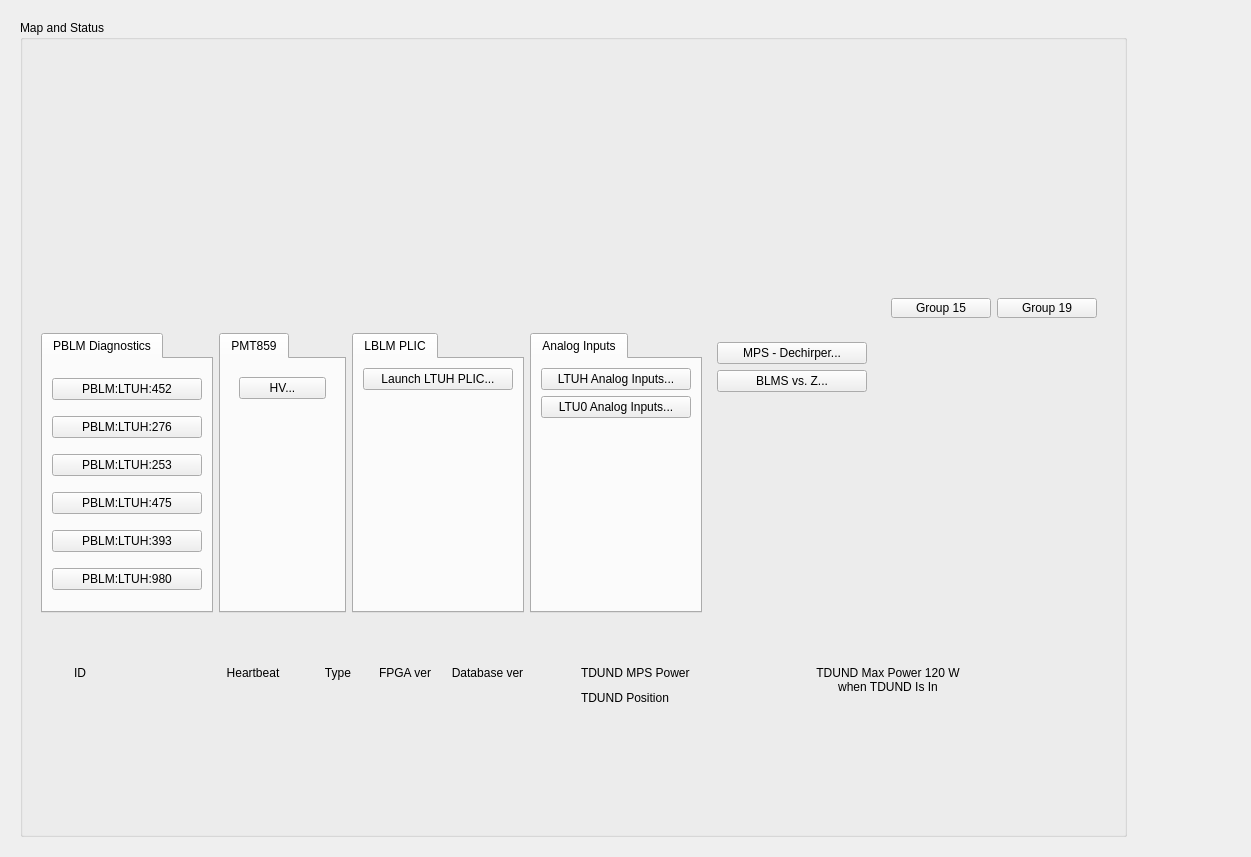
ad-build-test/pydm-mps, file ltuh_main.ui: the form before one commit.
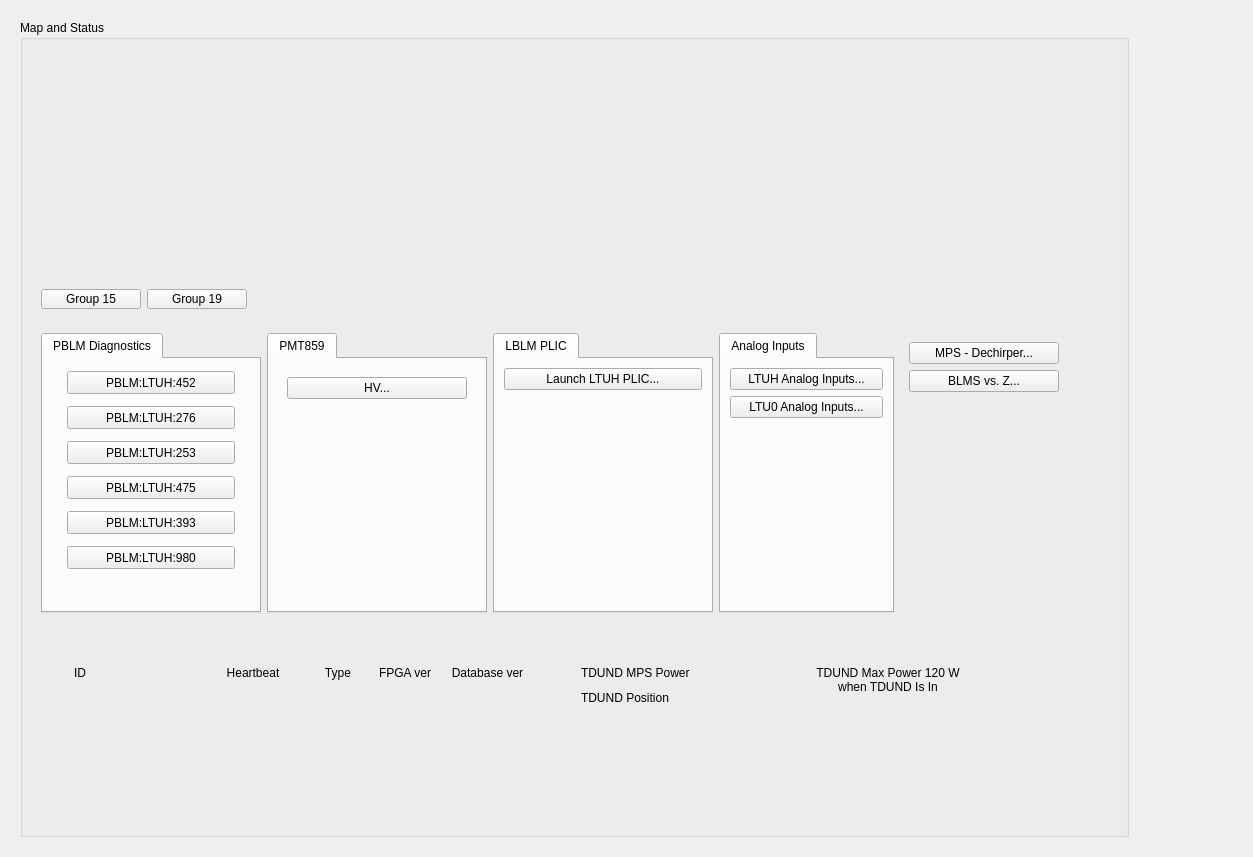
The form after the commit. Custom widgets are drawn as their Qt base class.

Patch:
```diff
--- a/ltuh_main.ui
+++ b/ltuh_main.ui
@@ -6,7 +6,7 @@
    <rect>
     <x>0</x>
     <y>0</y>
-    <width>1138</width>
+    <width>1253</width>
     <height>857</height>
    </rect>
   </property>
@@ -593,78 +593,38 @@
                 <string>PBLM Diagnostics</string>
                </attribute>
                <layout class="QGridLayout" name="gridLayout_15">
-                <item row="0" column="0">
-                 <widget class="PyDMEDMDisplayButton" name="PyDMEDMDisplayButton_10">
-                  <property name="minimumSize">
-                   <size>
-                    <width>150</width>
-                    <height>20</height>
-                   </size>
-                  </property>
-                  <property name="toolTip">
-                   <string/>
-                  </property>
-                  <property name="text">
-                   <string>PBLM:LTUH:452</string>
-                  </property>
-                  <property name="filenames" stdset="0">
-                   <stringlist>
-                    <string>$EDM/bcs/bcs_pblm_status.edl</string>
-                   </stringlist>
-                  </property>
-                  <property name="titles" stdset="0">
-                   <stringlist/>
-                  </property>
-                  <property name="showIcon" stdset="0">
-                   <bool>false</bool>
-                  </property>
-                  <property name="macros" stdset="0">
-                   <stringlist>
-                    <string>BLM=PBLM:LTUH:452</string>
-                   </stringlist>
-                  </property>
-                  <property name="openInNewWindow" stdset="0">
-                   <bool>true</bool>
-                  </property>
-                 </widget>
-                </item>
-                <item row="1" column="0">
-                 <widget class="PyDMEDMDisplayButton" name="PyDMEDMDisplayButton_8">
-                  <property name="minimumSize">
-                   <size>
-                    <width>150</width>
-                    <height>20</height>
-                   </size>
-                  </property>
-                  <property name="toolTip">
-                   <string/>
-                  </property>
-                  <property name="text">
-                   <string>PBLM:LTUH:276</string>
-                  </property>
-                  <property name="filenames" stdset="0">
-                   <stringlist>
-                    <string>$EDM/bcs/bcs_pblm_status.edl</string>
-                   </stringlist>
-                  </property>
-                  <property name="titles" stdset="0">
-                   <stringlist/>
-                  </property>
-                  <property name="showIcon" stdset="0">
-                   <bool>false</bool>
-                  </property>
-                  <property name="macros" stdset="0">
-                   <stringlist>
-                    <string>BLM=PBLM:LTUH:276</string>
-                   </stringlist>
-                  </property>
-                  <property name="openInNewWindow" stdset="0">
-                   <bool>true</bool>
-                  </property>
-                 </widget>
-                </item>
                 <item row="2" column="0">
+                 <widget class="PyDMFrame" name="PyDMFrame_6">
+                  <property name="minimumSize">
+                   <size>
+                    <width>174</width>
+                    <height>29</height>
+                   </size>
+                  </property>
+                  <property name="maximumSize">
+                   <size>
+                    <width>174</width>
+                    <height>29</height>
+                   </size>
+                  </property>
+                  <property name="toolTip">
+                   <string/>
+                  </property>
+                  <property name="alarmSensitiveBorder" stdset="0">
+                   <bool>true</bool>
+                  </property>
+                  <property name="channel" stdset="0">
+                   <string>PBLM:LTUH:253:UP_TIME_SECSUM</string>
+                  </property>
                  <widget class="PyDMEDMDisplayButton" name="PyDMEDMDisplayButton_7">
+                   <property name="geometry">
+                    <rect>
+                     <x>3</x>
+                     <y>3</y>
+                     <width>168</width>
+                     <height>23</height>
+                    </rect>
+                   </property>
                   <property name="minimumSize">
                    <size>
                     <width>150</width>
@@ -697,9 +657,40 @@
                    <bool>true</bool>
                   </property>
                  </widget>
+                 </widget>
                 </item>
                 <item row="3" column="0">
+                 <widget class="PyDMFrame" name="PyDMFrame_7">
+                  <property name="minimumSize">
+                   <size>
+                    <width>174</width>
+                    <height>29</height>
+                   </size>
+                  </property>
+                  <property name="maximumSize">
+                   <size>
+                    <width>174</width>
+                    <height>29</height>
+                   </size>
+                  </property>
+                  <property name="toolTip">
+                   <string/>
+                  </property>
+                  <property name="alarmSensitiveBorder" stdset="0">
+                   <bool>true</bool>
+                  </property>
+                  <property name="channel" stdset="0">
+                   <string>PBLM:LTUH:475:UP_TIME_SECSUM</string>
+                  </property>
                  <widget class="PyDMEDMDisplayButton" name="PyDMEDMDisplayButton_11">
+                   <property name="geometry">
+                    <rect>
+                     <x>3</x>
+                     <y>3</y>
+                     <width>168</width>
+                     <height>23</height>
+                    </rect>
+                   </property>
                   <property name="minimumSize">
                    <size>
                     <width>150</width>
@@ -732,11 +723,42 @@
                    <bool>true</bool>
                   </property>
                  </widget>
+                 </widget>
                 </item>
-                <item row="4" column="0">
-                 <widget class="PyDMEDMDisplayButton" name="PyDMEDMDisplayButton_9">
+                <item row="0" column="0">
+                 <widget class="PyDMFrame" name="PyDMFrame">
                   <property name="minimumSize">
                    <size>
+                    <width>174</width>
+                    <height>29</height>
+                   </size>
+                  </property>
+                  <property name="maximumSize">
+                   <size>
+                    <width>174</width>
+                    <height>29</height>
+                   </size>
+                  </property>
+                  <property name="toolTip">
+                   <string/>
+                  </property>
+                  <property name="alarmSensitiveBorder" stdset="0">
+                   <bool>true</bool>
+                  </property>
+                  <property name="channel" stdset="0">
+                   <string>PBLM:LTUH:452:UP_TIME_SECSUM</string>
+                  </property>
+                  <widget class="PyDMEDMDisplayButton" name="PyDMEDMDisplayButton_10">
+                   <property name="geometry">
+                    <rect>
+                     <x>3</x>
+                     <y>3</y>
+                     <width>168</width>
+                     <height>23</height>
+                    </rect>
+                   </property>
+                   <property name="minimumSize">
+                    <size>
                     <width>150</width>
                     <height>20</height>
                    </size>
@@ -745,7 +767,7 @@
                    <string/>
                   </property>
                   <property name="text">
-                   <string>PBLM:LTUH:393</string>
+                    <string>PBLM:LTUH:452</string>
                   </property>
                   <property name="filenames" stdset="0">
                    <stringlist>
@@ -760,16 +782,113 @@
                   </property>
                   <property name="macros" stdset="0">
                    <stringlist>
-                    <string>BLM=PBLM:LTUH:393</string>
+                     <string>BLM=PBLM:LTUH:452</string>
                    </stringlist>
                   </property>
                   <property name="openInNewWindow" stdset="0">
                    <bool>true</bool>
                   </property>
+                  </widget>
+                 </widget>
+                </item>
+                <item row="1" column="0">
+                 <widget class="PyDMFrame" name="PyDMFrame_5">
+                  <property name="minimumSize">
+                   <size>
+                    <width>174</width>
+                    <height>29</height>
+                   </size>
+                  </property>
+                  <property name="maximumSize">
+                   <size>
+                    <width>174</width>
+                    <height>29</height>
+                   </size>
+                  </property>
+                  <property name="toolTip">
+                   <string/>
+                  </property>
+                  <property name="alarmSensitiveBorder" stdset="0">
+                   <bool>true</bool>
+                  </property>
+                  <property name="channel" stdset="0">
+                   <string>PBLM:LTUH:276:UP_TIME_SECSUM</string>
+                  </property>
+                  <widget class="PyDMEDMDisplayButton" name="PyDMEDMDisplayButton_8">
+                   <property name="geometry">
+                    <rect>
+                     <x>3</x>
+                     <y>3</y>
+                     <width>168</width>
+                     <height>23</height>
+                    </rect>
+                   </property>
+                   <property name="minimumSize">
+                    <size>
+                     <width>150</width>
+                     <height>20</height>
+                    </size>
+                   </property>
+                   <property name="toolTip">
+                    <string/>
+                   </property>
+                   <property name="text">
+                    <string>PBLM:LTUH:276</string>
+                   </property>
+                   <property name="filenames" stdset="0">
+                    <stringlist>
+                     <string>$EDM/bcs/bcs_pblm_status.edl</string>
+                    </stringlist>
+                   </property>
+                   <property name="titles" stdset="0">
+                    <stringlist/>
+                   </property>
+                   <property name="showIcon" stdset="0">
+                    <bool>false</bool>
+                   </property>
+                   <property name="macros" stdset="0">
+                    <stringlist>
+                     <string>BLM=PBLM:LTUH:276</string>
+                    </stringlist>
+                   </property>
+                   <property name="openInNewWindow" stdset="0">
+                    <bool>true</bool>
+                   </property>
+                  </widget>
                  </widget>
                 </item>
                 <item row="5" column="0">
+                 <widget class="PyDMFrame" name="PyDMFrame_9">
+                  <property name="minimumSize">
+                   <size>
+                    <width>174</width>
+                    <height>29</height>
+                   </size>
+                  </property>
+                  <property name="maximumSize">
+                   <size>
+                    <width>174</width>
+                    <height>29</height>
+                   </size>
+                  </property>
+                  <property name="toolTip">
+                   <string/>
+                  </property>
+                  <property name="alarmSensitiveBorder" stdset="0">
+                   <bool>true</bool>
+                  </property>
+                  <property name="channel" stdset="0">
+                   <string>PBLM:LTUH:980:UP_TIME_SECSUM</string>
+                  </property>
                  <widget class="PyDMEDMDisplayButton" name="PyDMEDMDisplayButton_12">
+                   <property name="geometry">
+                    <rect>
+                     <x>3</x>
+                     <y>3</y>
+                     <width>168</width>
+                     <height>23</height>
+                    </rect>
+                   </property>
                   <property name="minimumSize">
                    <size>
                     <width>150</width>
@@ -802,52 +921,43 @@
                    <bool>true</bool>
                   </property>
                  </widget>
-                </item>
-               </layout>
-              </widget>
-             </widget>
-            </item>
-            <item row="0" column="5">
-             <widget class="QFrame" name="frame_3">
-              <property name="frameShape">
-               <enum>QFrame::NoFrame</enum>
-              </property>
-              <property name="frameShadow">
-               <enum>QFrame::Raised</enum>
-              </property>
-              <layout class="QGridLayout" name="gridLayout_3">
-               <item row="0" column="1">
-                <widget class="PyDMRelatedDisplayButton" name="PyDMRelatedDisplayButton_2">
+                 </widget>
+                </item>
+                <item row="4" column="0">
+                 <widget class="PyDMFrame" name="PyDMFrame_8">
                  <property name="minimumSize">
                   <size>
-                   <width>100</width>
-                   <height>20</height>
-                  </size>
-                 </property>
+                    <width>174</width>
+                    <height>29</height>
+                   </size>
+                  </property>
+                  <property name="maximumSize">
+                   <size>
+                    <width>174</width>
+                    <height>29</height>
+                   </size>
+                  </property>
                  <property name="toolTip">
                   <string/>
                  </property>
-                 <property name="text">
-                  <string>Group 19</string>
-                 </property>
-                 <property name="filenames" stdset="0">
-                  <stringlist>
-                   <string>$PHYSICS_TOP/mps_configuration/current/display/groups/LinkNodeGroup19.ui</string>
-                  </stringlist>
-                 </property>
-                 <property name="showIcon" stdset="0">
-                  <bool>false</bool>
-                 </property>
-                 <property name="openInNewWindow" stdset="0">
-                  <bool>true</bool>
-                 </property>
-                </widget>
-               </item>
-               <item row="0" column="0">
-                <widget class="PyDMRelatedDisplayButton" name="PyDMRelatedDisplayButton">
+                  <property name="alarmSensitiveBorder" stdset="0">
+                   <bool>true</bool>
+                  </property>
+                  <property name="channel" stdset="0">
+                   <string>PBLM:LTUH:393:UP_TIME_SECSUM</string>
+                  </property>
+                  <widget class="PyDMEDMDisplayButton" name="PyDMEDMDisplayButton_9">
+                   <property name="geometry">
+                    <rect>
+                     <x>3</x>
+                     <y>3</y>
+                     <width>168</width>
+                     <height>23</height>
+                    </rect>
+                   </property>
                  <property name="minimumSize">
                   <size>
-                   <width>100</width>
+                     <width>150</width>
                    <height>20</height>
                   </size>
                  </property>
@@ -855,35 +965,45 @@
                   <string/>
                  </property>
                  <property name="text">
-                  <string>Group 15</string>
+                    <string>PBLM:LTUH:393</string>
                  </property>
                  <property name="filenames" stdset="0">
                   <stringlist>
-                   <string>$PHYSICS_TOP/mps_configuration/current/display/groups/LinkNodeGroup15.ui</string>
-                  </stringlist>
-                 </property>
+                     <string>$EDM/bcs/bcs_pblm_status.edl</string>
+                    </stringlist>
+                   </property>
+                   <property name="titles" stdset="0">
+                    <stringlist/>
+                   </property>
                  <property name="showIcon" stdset="0">
                   <bool>false</bool>
                  </property>
+                   <property name="macros" stdset="0">
+                    <stringlist>
+                     <string>BLM=PBLM:LTUH:393</string>
+                    </stringlist>
+                   </property>
                  <property name="openInNewWindow" stdset="0">
                   <bool>true</bool>
                  </property>
                 </widget>
-               </item>
-               <item row="0" column="2">
-                <spacer name="horizontalSpacer">
+                 </widget>
+                </item>
+                <item row="6" column="0">
+                 <spacer name="verticalSpacer_5">
                  <property name="orientation">
-                  <enum>Qt::Horizontal</enum>
+                   <enum>Qt::Vertical</enum>
                  </property>
                  <property name="sizeHint" stdset="0">
                   <size>
-                   <width>40</width>
-                   <height>20</height>
+                    <width>20</width>
+                    <height>40</height>
                   </size>
                  </property>
                 </spacer>
                </item>
               </layout>
+              </widget>
              </widget>
             </item>
             <item row="1" column="4">
@@ -1034,6 +1154,85 @@
            </property>
           </spacer>
          </item>
+         <item row="1" column="0">
+          <widget class="QFrame" name="frame_3">
+           <property name="frameShape">
+            <enum>QFrame::NoFrame</enum>
+           </property>
+           <property name="frameShadow">
+            <enum>QFrame::Raised</enum>
+           </property>
+           <layout class="QGridLayout" name="gridLayout_3">
+            <item row="0" column="1">
+             <widget class="PyDMRelatedDisplayButton" name="PyDMRelatedDisplayButton_2">
+              <property name="minimumSize">
+               <size>
+                <width>100</width>
+                <height>20</height>
+               </size>
+              </property>
+              <property name="toolTip">
+               <string/>
+              </property>
+              <property name="text">
+               <string>Group 19</string>
+              </property>
+              <property name="filenames" stdset="0">
+               <stringlist>
+                <string>$PHYSICS_TOP/mps_configuration/current/display/groups/LinkNodeGroup19.ui</string>
+               </stringlist>
+              </property>
+              <property name="showIcon" stdset="0">
+               <bool>false</bool>
+              </property>
+              <property name="openInNewWindow" stdset="0">
+               <bool>true</bool>
+              </property>
+             </widget>
+            </item>
+            <item row="0" column="0">
+             <widget class="PyDMRelatedDisplayButton" name="PyDMRelatedDisplayButton">
+              <property name="minimumSize">
+               <size>
+                <width>100</width>
+                <height>20</height>
+               </size>
+              </property>
+              <property name="toolTip">
+               <string/>
+              </property>
+              <property name="text">
+               <string>Group 15</string>
+              </property>
+              <property name="filenames" stdset="0">
+               <stringlist>
+                <string>$PHYSICS_TOP/mps_configuration/current/display/groups/LinkNodeGroup15.ui</string>
+               </stringlist>
+              </property>
+              <property name="showIcon" stdset="0">
+               <bool>false</bool>
+              </property>
+              <property name="openInNewWindow" stdset="0">
+               <bool>true</bool>
+              </property>
+             </widget>
+            </item>
+            <item row="0" column="2">
+             <spacer name="horizontalSpacer">
+              <property name="orientation">
+               <enum>Qt::Horizontal</enum>
+              </property>
+              <property name="sizeHint" stdset="0">
+               <size>
+                <width>40</width>
+                <height>20</height>
+               </size>
+              </property>
+             </spacer>
+            </item>
+           </layout>
+          </widget>
+         </item>
         </layout>
        </widget>
       </item>
```
Lines whose indentation alone changed are shown as unchanged.
